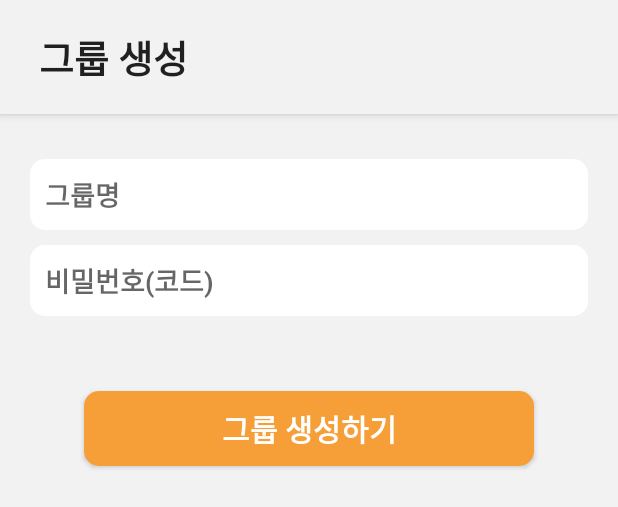
After one commit to WooManSi/WooManSi_Android, an Android app: the layout activity_group_create_with_appbar.xml on its own in the app's theme, with its tools: preview values and no code run, on a phone screen of 412 x 824 dp. The commit adds this screen. Shown: the top 507 px of the screen. Run offline under Robolectric (Android 15) with nearby library versions, the phone set to English and light mode, and no system bars.

Commit message:
feat: topAppBar와 관련된 activity xml, menu xml 작성

```diff
--- /dev/null
+++ b/app/src/main/res/layout/activity_group_create_with_appbar.xml
@@ -0,0 +1,70 @@
+<?xml version="1.0" encoding="utf-8"?>
+<RelativeLayout xmlns:android="http://schemas.android.com/apk/res/android"
+  android:layout_width="match_parent"
+  android:layout_height="match_parent"
+  xmlns:app="http://schemas.android.com/apk/res-auto"
+  android:background="#F3F2F2">
+
+    <com.google.android.material.appbar.AppBarLayout
+      android:id="@+id/appBar"
+      android:layout_width="match_parent"
+      android:layout_height="wrap_content"
+      android:background="#F3F2F2">
+
+        <com.google.android.material.appbar.MaterialToolbar
+          android:id="@+id/topAppBar"
+          android:layout_width="match_parent"
+          android:layout_height="wrap_content"
+          android:layout_margin="10dp"
+          app:title="그룹 생성"
+          app:titleTextAppearance="@style/black_bold_title"/>
+
+    </com.google.android.material.appbar.AppBarLayout>
+
+    <LinearLayout
+        android:layout_width="match_parent"
+        android:layout_height="match_parent"
+        android:layout_below="@id/appBar"
+        android:layout_marginStart="20dp"
+        android:layout_marginTop="20dp"
+        android:layout_marginEnd="20dp"
+        android:layout_marginBottom="20dp"
+        android:orientation="vertical">
+
+        <EditText
+            android:id="@+id/groupCreate_et_editGroupName"
+            android:layout_width="match_parent"
+            android:layout_height="wrap_content"
+            android:layout_marginTop="10dp"
+            android:background="@drawable/rectangle_round_white"
+            android:hint="그룹명"
+            android:padding="10dp"
+            android:privateImeOptions="defaultInputmode=korean"
+            android:textStyle="bold" />
+
+        <EditText
+            android:id="@+id/groupCreate_et_editGroupPassword"
+            android:layout_width="match_parent"
+            android:layout_height="wrap_content"
+            android:layout_marginTop="10dp"
+            android:background="@drawable/rectangle_round_white"
+            android:hint="비밀번호(코드)"
+            android:inputType="textPassword"
+            android:padding="10dp"
+            android:textStyle="bold" />
+
+        <androidx.appcompat.widget.AppCompatButton
+            android:id="@+id/groupCreate_btn_createGroup"
+            android:layout_width="300dp"
+            android:layout_height="50dp"
+            android:layout_gravity="center"
+            android:layout_marginTop="50dp"
+            android:background="@drawable/rectangle_round_orange"
+            android:text="그룹 생성하기"
+            android:textColor="#FFF"
+            android:textSize="20sp"
+            android:textStyle="bold" />
+
+    </LinearLayout>
+
+</RelativeLayout>
--- a/app/src/main/res/values/style.xml
+++ b/app/src/main/res/values/style.xml
@@ -28,6 +28,38 @@
 
     </style>
 
+    <style name="text_white_bold_title">
+
+        <item name="android:textColor">
+            #FFFFFF
+        </item>
+
+        <item name="android:shadowColor">
+            #40000000
+        </item>
+
+        <item name="android:shadowDx">
+            0
+        </item>
+
+        <item name="android:shadowDy">
+            4
+        </item>
+
+        <item name="android:shadowRadius">
+            4
+        </item>
+
+        <item name="android:textStyle">
+            bold
+        </item>
+
+        <item name="android:textSize">
+            35sp
+        </item>
+
+    </style>
+
     <style name="black_bold">
 
         <item name="android:textColor">
@@ -36,6 +68,22 @@
 
         <item name="android:textStyle">
             bold
+        </item>
+
+    </style>
+
+    <style name="black_bold_title">
+
+        <item name="android:textColor">
+            @color/black
+        </item>
+
+        <item name="android:textStyle">
+            bold
+        </item>
+
+        <item name="android:textSize">
+            25sp
         </item>
 
     </style>
```
Also changed, not shown: app/src/main/res/layout/activity_group_detailwith_appbar.xml (added, +37 -0 lines), app/src/main/res/layout/activity_member_list_with_appbar.xml (added, +103 -0 lines), app/src/main/res/layout/fragment_group_main_with_appbar.xml (added, +86 -0 lines), app/src/main/res/menu/menu_appbar_for_group_detail.xml (added, +31 -0 lines), app/src/main/res/menu/menu_appbar_with_plus_button.xml (added, +13 -0 lines), app/src/main/res/drawable-v24/ic_group_info_no_text.png (added), app/src/main/res/drawable-v24/ic_three_dots.png (added), app/src/main/res/drawable-v24/ic_vote_no_text.png (added).
